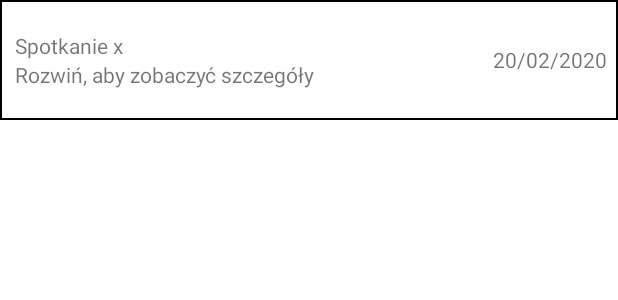
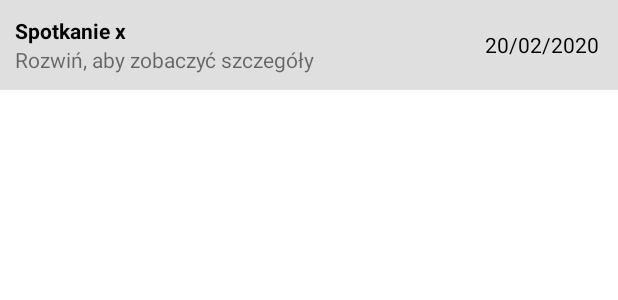
Before and after one commit to orkram/OMEET, an Android app: the layout meetings_list_item.xml on its own in the app's theme, with its tools: preview values and no code run, on a phone screen of 412 x 824 dp. Shown: the top 300 px of the screen. Run offline under Robolectric (Android 15) with nearby library versions, the phone set to English and light mode, and no system bars.

Commit message:
[OMEET-66] Prepare meetings view(design fixes)

```diff
--- a/AndroidApp/app/src/main/java/com/example/orangemeet/ContactsFragment.kt
+++ b/AndroidApp/app/src/main/java/com/example/orangemeet/ContactsFragment.kt
@@ -34,7 +34,7 @@ class ContactsFragment : Fragment() {
                     else
                         secondaryColor.resourceId))
 
-            val view = Contact.createView(inflater, contactsListView, Contact(), color)
+            val view = Contact.createView(inflater, contactsListView, it, color)
 
             contactsListView.addView(view)
             useSecondaryColor = !useSecondaryColor
--- a/AndroidApp/app/src/main/res/layout/contacts_list_item.xml
+++ b/AndroidApp/app/src/main/res/layout/contacts_list_item.xml
@@ -4,8 +4,8 @@
     xmlns:tools="http://schemas.android.com/tools"
     android:id="@+id/box"
     android:layout_width="match_parent"
-    android:layout_height="@dimen/contacts_list_item_height"
-    android:background="@drawable/outline_box"
+    android:layout_height="@dimen/contacts_meetings_list_item_height"
+    android:background="?attr/secondaryBackground"
     android:padding="8dp">
 
 
@@ -28,7 +28,7 @@
         android:orientation="vertical">
 
         <TextView
-            android:id="@+id/userNameTextView"
+            android:id="@+id/meetingId"
             android:layout_width="wrap_content"
             android:layout_height="wrap_content"
             android:text="@string/nav_header_title" />
--- a/AndroidApp/app/src/main/res/layout/meetings_list_item.xml
+++ b/AndroidApp/app/src/main/res/layout/meetings_list_item.xml
@@ -2,12 +2,13 @@
 <LinearLayout xmlns:android="http://schemas.android.com/apk/res/android"
     xmlns:app="http://schemas.android.com/apk/res-auto"
     xmlns:tools="http://schemas.android.com/tools"
+    android:id="@+id/box"
     android:layout_width="match_parent"
-    android:layout_height="@dimen/contacts_list_item_height"
-    android:background="@drawable/outline_box"
+    android:layout_height="@dimen/contacts_meetings_list_item_height"
+    android:background="?attr/secondaryBackground"
     android:gravity="clip_vertical"
     android:paddingTop="8dp"
-    android:paddingBottom="8dp" >
+    android:paddingBottom="8dp">
 
     <LinearLayout
         android:layout_width="wrap_content"
@@ -16,18 +17,19 @@
         android:layout_marginLeft="10dp"
         android:layout_marginEnd="10dp"
         android:layout_marginRight="10dp"
-        android:layout_weight="1"
+        android:layout_weight="9"
         android:gravity="center_vertical"
         android:orientation="vertical">
 
         <TextView
-            android:id="@+id/userNameTextView"
+            android:id="@+id/meetingId"
             android:layout_width="wrap_content"
             android:layout_height="wrap_content"
-            android:text="@string/meeting_title" />
+            android:text="@string/meeting_title"
+            android:textColor="?attr/colorOnBackground"
+            android:textStyle="bold" />
 
         <TextView
-            android:id="@+id/emailTextView"
             android:layout_width="match_parent"
             android:layout_height="wrap_content"
             android:text="@string/meeting_subtitle" />
@@ -35,10 +37,12 @@
     </LinearLayout>
 
     <TextView
-        android:id="@+id/textView7"
-        android:layout_width="90dp"
+        android:id="@+id/date"
+        android:layout_width="wrap_content"
         android:layout_height="match_parent"
+        android:layout_weight="1"
         android:gravity="center"
-        android:text="@string/example_date" />
+        android:text="@string/example_date"
+        android:textColor="?attr/colorOnBackground" />
 
 </LinearLayout>
--- a/AndroidApp/app/src/main/res/layout/meetings_list_item_ex.xml
+++ b/AndroidApp/app/src/main/res/layout/meetings_list_item_ex.xml
@@ -3,7 +3,7 @@
     xmlns:app="http://schemas.android.com/apk/res-auto"
     xmlns:tools="http://schemas.android.com/tools"
     android:layout_width="match_parent"
-    android:layout_height="@dimen/contacts_list_item_ex_height"
+    android:layout_height="@dimen/contacts_meetings_list_item_ex_height"
     android:background="@drawable/outline_box"
     android:gravity="clip_vertical"
     android:orientation="vertical"
@@ -29,7 +29,7 @@
             android:orientation="vertical">
 
             <TextView
-                android:id="@+id/userNameTextView"
+                android:id="@+id/meetingId"
                 android:layout_width="wrap_content"
                 android:layout_height="wrap_content"
                 android:text="@string/meeting_title"
@@ -44,7 +44,7 @@
         </LinearLayout>
 
         <TextView
-            android:id="@+id/textView7"
+            android:id="@+id/date"
             android:layout_width="90dp"
             android:layout_height="match_parent"
             android:gravity="center"
--- a/AndroidApp/app/src/main/res/values/dimens.xml
+++ b/AndroidApp/app/src/main/res/values/dimens.xml
@@ -10,7 +10,7 @@
     <!-- Default screen margins, per the Android Design guidelines. -->
     <dimen name="fragment_horizontal_margin">16dp</dimen>
     <dimen name="fragment_vertical_margin">16dp</dimen>
-    <dimen name="contacts_list_item_height">80dp</dimen>
-    <dimen name="contacts_list_item_ex_height">160dp</dimen>
+    <dimen name="contacts_meetings_list_item_height">60dp</dimen>
+    <dimen name="contacts_meetings_list_item_ex_height">140dp</dimen>
     <dimen name="input_field_corner_radius">8dp</dimen>
 </resources>
```
Also changed, not shown: AndroidApp/app/src/main/java/com/example/orangemeet/Contact.kt (+3 -9 lines), AndroidApp/app/src/main/java/com/example/orangemeet/Meeting.kt (added, +46 -0 lines), AndroidApp/app/src/main/java/com/example/orangemeet/MeetingsFragment.kt (+28 -1 lines), AndroidApp/app/src/main/res/layout/fragment_meetings.xml (+27 -39 lines).
